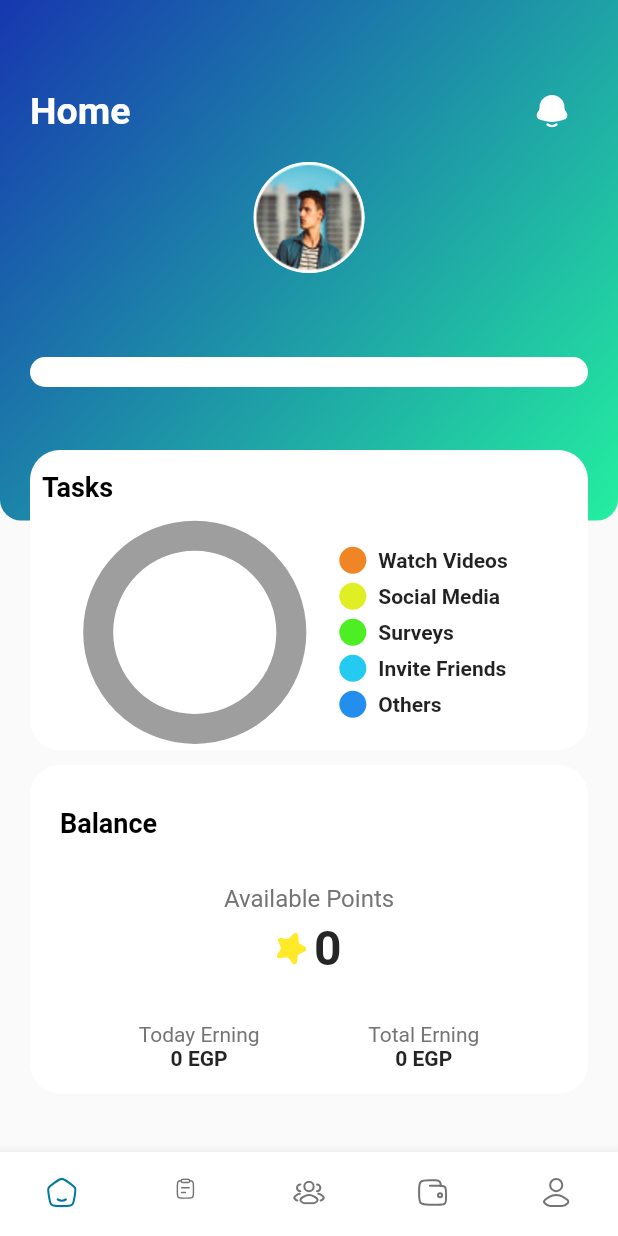
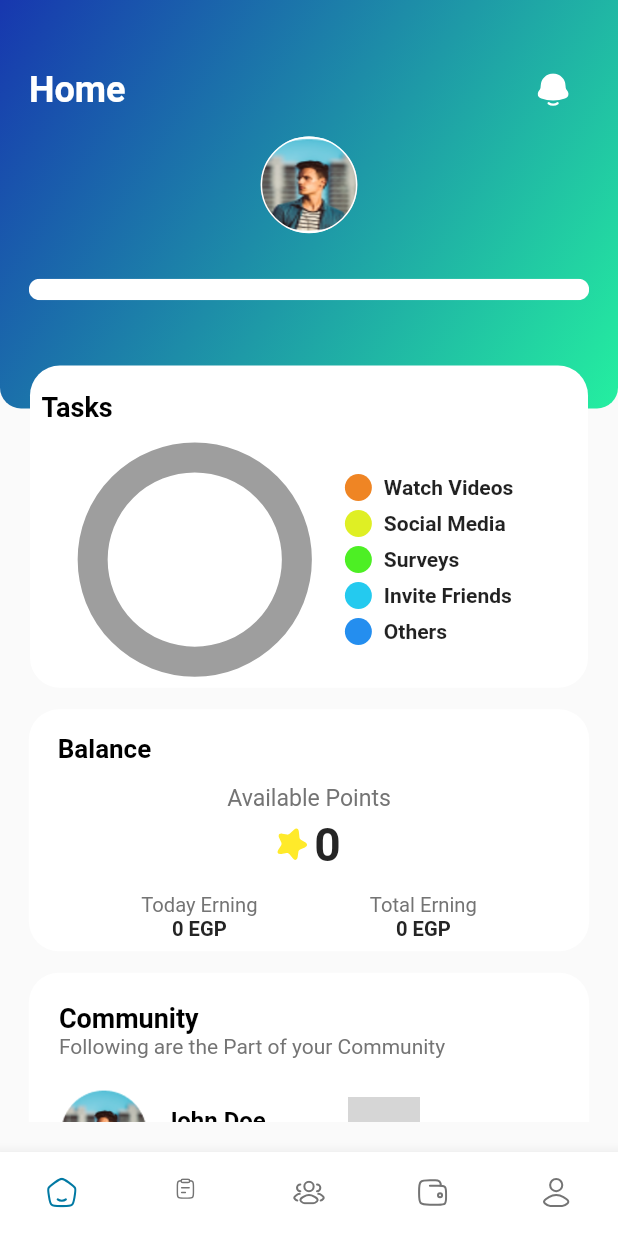
Before and after one commit to AliFarazButt38/bodo_faraz, a Flutter app: the Dashboard screen opened directly, on a phone screen of 412 x 824 dp. Run offline on Flutter 3.47's test engine with Material 2 defaults, Android fonts, the light colour scheme and no system bars; drawn by our look-alikes of pie_chart; our stand-ins replace carousel_slider, fl_chart, flutter_screenutil, flutter_svg, fluttertoast, percent_indicator and 3 more; missing offline and left inert: image_stack; accounts and stored records are empty; network calls fail; grey boxes are pictures that could not be loaded.

Commit message:
4/4/2023 responsiveness

```diff
--- a/lib/Services/api.dart
+++ b/lib/Services/api.dart
@@ -1,5 +1,5 @@
 class Api{
-  static  var baseUrlApi = "http://6716-119-152-148-44.ngrok.io/api/";
-  static  var baseUrlAccount = "http://6716-119-152-148-44.ngrok.io/accounts/";
+  static  var baseUrlApi = "http://9c53-119-152-148-44.ngrok.io/api/";
+  static  var baseUrlAccount = "http://9c53-119-152-148-44.ngrok.io/accounts/";
 
 }
--- a/lib/Views/Pages/home.dart
+++ b/lib/Views/Pages/home.dart
@@ -2,6 +2,7 @@ import 'package:bodoo_flutter/Providers/home_provider.dart';
 import 'package:bodoo_flutter/Providers/wallet_provider.dart';
 import 'package:bodoo_flutter/Views/Pages/notifications_Screen.dart';
 import 'package:flutter/material.dart';
+import 'package:flutter_screenutil/flutter_screenutil.dart';
 import 'package:flutter_svg/svg.dart';
 import 'package:image_stack/image_stack.dart';
 import 'package:pie_chart/pie_chart.dart';
@@ -25,26 +26,27 @@ class _HomeState extends State<Home> {
   @override
   Widget build(BuildContext context) {
 
-    ScreenConfig().init(context);
+    //ScreenConfig().init(context);
+    ScreenUtil.init(context, designSize: const Size(428, 1150));
     return Scaffold(
       body: SizedBox(
-        height: ScreenConfig.screenHeight,
-        width: ScreenConfig.screenWidth,
+        height: 1150.h,
+        width: 428.w,
         child: Column(
           children: [
             Consumer<HomeProvider>(
 
               builder: (context, homeProvider,child) {
                 return SizedBox(
-                  height: 500,
-                  width: ScreenConfig.screenWidth,
+                  height: 650.h,
+                  width: 428.w,
                   child: Stack(
                     children: [
                       Column(
                         children: <Widget>[
                           Container(
-                            height: 347,
-                            width: ScreenConfig.screenWidth,
+                            height: 380.h,
+                           // width: ScreenConfig.screenWidth,
                             decoration: BoxDecoration(
                               borderRadius: BorderRadius.only(
                                 bottomRight: Radius.circular(14),
@@ -60,14 +62,14 @@ class _HomeState extends State<Home> {
                                 )
                             ),
                             child: Padding(
-                              padding: const EdgeInsets.only(top: 50.0,left: 20,right: 20),
+                              padding:  EdgeInsets.only(top: 50.h,left: 20.w,right: 20.w),
                               child: Column(
                                 crossAxisAlignment: CrossAxisAlignment.center,
                                 children: <Widget>[
                                   Row(
                                     mainAxisAlignment: MainAxisAlignment.spaceBetween,
                                     children: [
-                                      Text('Home', style: TextStyle(color: Colors.white,fontSize: 25,fontWeight: FontWeight.bold),),
+                                      Text('Home', style: TextStyle(color: Colors.white,fontSize: 25.sp,fontWeight: FontWeight.bold),),
 
                                       IconButton(onPressed: (){
                                         Navigator.push(context, MaterialPageRoute(builder: (context)=>Notifications()));
@@ -78,10 +80,10 @@ class _HomeState extends State<Home> {
 
                                     ],
                                   ),
-                                  SizedBox(height: 10,),
+                                  SizedBox(height: 10.h,),
                                   Container(
-                                    height: 74,
-                                    width: 74,
+                                    height: 90.h,
+                                    width: 90.w,
                                     decoration: BoxDecoration(
                                       shape: BoxShape.circle,
                                       border: Border.all(color: Colors.white),
@@ -92,7 +94,7 @@ class _HomeState extends State<Home> {
                                       )
                                     ),
                                   ),
-                                  SizedBox(height: 40,),
+                                  SizedBox(height: 20.h,),
                                   Row(
                                     mainAxisAlignment: MainAxisAlignment.spaceBetween,
                                     children: [
@@ -105,7 +107,7 @@ class _HomeState extends State<Home> {
                                     child: Stack(
                                       children: [
                                         LinearProgressIndicator(
-                                          minHeight: 20.0,
+                                          minHeight: 20.h,
                                           value: homeProvider.homeModel != null ? homeProvider.homeModel!.completedTasks/homeProvider.homeModel!.totalTasks : 0,
                                           color: Colors.greenAccent,
                                           backgroundColor: Colors.white,
@@ -145,14 +147,14 @@ class _HomeState extends State<Home> {
                         ],
                       ),
                       Positioned(
-                        top: 300,
+                        top: 340.h,
                         left: 0,
                         right: 0,
                         child: Padding(
                           padding: const EdgeInsets.only(left: 20.0,right: 20),
                           child: Container(
-                            height: 200,
-                            width: ScreenConfig.screenWidth,
+                            height: 300.h,
+                           // width: ScreenConfig.screenWidth,
                             decoration: BoxDecoration(
                               color: Colors.white,
                               borderRadius: BorderRadius.circular(20)
@@ -162,7 +164,7 @@ class _HomeState extends State<Home> {
                               mainAxisAlignment: MainAxisAlignment.spaceEvenly,
                               children: [
                                 Padding(
-                                  padding: const EdgeInsets.all(8.0),
+                                  padding:  EdgeInsets.only(left: 8.w,top: 8.w,bottom: 8.h),
                                   child: Text('Tasks', style: TextStyle(color: Palette.black,fontSize: 18,fontWeight: FontWeight.bold),),
                                 ),
 
@@ -176,7 +178,7 @@ class _HomeState extends State<Home> {
                                   },
                                   animationDuration: Duration(milliseconds: 800),
                                   chartLegendSpacing: 32,
-                                  chartRadius: MediaQuery.of(context).size.width / 3.2,
+                                  chartRadius: 190.h,
                                   colorList: [
                                     Palette.orange,
                                     Palette.lightGreen,
@@ -217,7 +219,7 @@ class _HomeState extends State<Home> {
                 );
               }
             ),
-            SizedBox(height: 10,),
+            SizedBox(height: 10.h,),
             Expanded(
               child: SingleChildScrollView(
                 child: Column(
@@ -226,9 +228,9 @@ class _HomeState extends State<Home> {
 
                       builder: (context, walletProvider,child) {
                         return Padding(
-                          padding: const EdgeInsets.only(left: 20.0, right: 20),
+                          padding:  EdgeInsets.only(left: 20.w, right: 20.w),
                           child: Container(
-                            height: 219,
+                            height: 225.h,
                             width: ScreenConfig.screenWidth,
                             decoration: BoxDecoration(
                               color: Colors.white,
@@ -239,14 +241,14 @@ class _HomeState extends State<Home> {
                               mainAxisAlignment: MainAxisAlignment.spaceAround,
                               children: <Widget>[
                                 Padding(
-                                  padding: const EdgeInsets.only(left: 20.0,top: 13),
-                                  child: Text('Balance', style: TextStyle(color: Palette.black,fontSize: 18,fontWeight: FontWeight.bold),),
+                                  padding:  EdgeInsets.only(left: 20.w,top: 13.h),
+                                  child: Text('Balance', style: TextStyle(color: Palette.black,fontSize: 18.sp,fontWeight: FontWeight.bold),),
                                 ),
                                 Column(
                                   crossAxisAlignment: CrossAxisAlignment.center,
                                   children: [
-                                    Text('Available Points', style: TextStyle(color: Palette.grey74,fontSize: 16,),),
-                                    SizedBox(height: 5,),
+                                    Text('Available Points', style: TextStyle(color: Palette.grey74,fontSize: 16.sp,),),
+                                    SizedBox(height: 5.h,),
                                     Row(
                                       mainAxisAlignment: MainAxisAlignment.center,
 
@@ -255,8 +257,8 @@ class _HomeState extends State<Home> {
                                           'assets/icons/star.svg',
                                           semanticsLabel: 'A red up arrow',
                                         ),
-                                        SizedBox(width: 5,),
-                                        Text(walletProvider.walletModel != null ? walletProvider.walletModel!.availablePoint.toString() : '0', style: TextStyle(color: Palette.black25,fontSize: 32,fontWeight: FontWeight.bold),),
+                                        SizedBox(width: 5.w,),
+                                        Text(walletProvider.walletModel != null ? walletProvider.walletModel!.availablePoint.toString() : '0', style: TextStyle(color: Palette.black25,fontSize: 32.sp,fontWeight: FontWeight.bold),),
                                       ],
                                     )
                                   ],
@@ -266,15 +268,15 @@ class _HomeState extends State<Home> {
                                   children: <Widget>[
                                     Column(
                                       children: <Widget>[
-                                        Text('Today Erning', style: TextStyle(color: Palette.grey74,fontSize: 14,),),
-                                        Text(walletProvider.walletModel != null ? '${walletProvider.walletModel!.todayEarnings.toString()} EGP' : '0 EGP', style: TextStyle(color: Palette.black25,fontSize: 14,fontWeight: FontWeight.bold),),
+                                        Text('Today Erning', style: TextStyle(color: Palette.grey74,fontSize: 14.sp,),),
+                                        Text(walletProvider.walletModel != null ? '${walletProvider.walletModel!.todayEarnings.toString()} EGP' : '0 EGP', style: TextStyle(color: Palette.black25,fontSize: 14.sp,fontWeight: FontWeight.bold),),
 
                                       ],
                                     ),
                                     Column(
                                       children: <Widget>[
-                                        Text('Total Erning', style: TextStyle(color: Palette.grey74,fontSize: 14,),),
-                                        Text(walletProvider.walletModel != null ? '${walletProvider.walletModel!.todayEarnings.toString()} EGP' : '0 EGP', style: TextStyle(color: Palette.black25,fontSize: 14,fontWeight: FontWeight.bold),),
+                                        Text('Total Erning', style: TextStyle(color: Palette.grey74,fontSize: 14.sp,),),
+                                        Text(walletProvider.walletModel != null ? '${walletProvider.walletModel!.todayEarnings.toString()} EGP' : '0 EGP', style: TextStyle(color: Palette.black25,fontSize: 14.sp,fontWeight: FontWeight.bold),),
 
                                       ],
                                     ),
@@ -287,9 +289,9 @@ class _HomeState extends State<Home> {
                       }
                     ),
                     Padding(
-                      padding: const EdgeInsets.only(left: 20.0,right: 20,top: 20),
+                      padding:  EdgeInsets.only(left: 20.w,right: 20.w,top: 20.h),
                       child: Container(
-                        width: ScreenConfig.screenWidth,
+                        //width: ScreenConfig.screenWidth,
                         decoration: BoxDecoration(
                           borderRadius: BorderRadius.circular(20),
                           color: Colors.white
```
Also changed, not shown: lib/Views/Pages/download_appScreen.dart (+23 -23 lines), lib/Views/Pages/invite_friendsScreen.dart (+15 -12 lines), lib/Views/Pages/social_mediaScreen.dart (+5 -5 lines).
